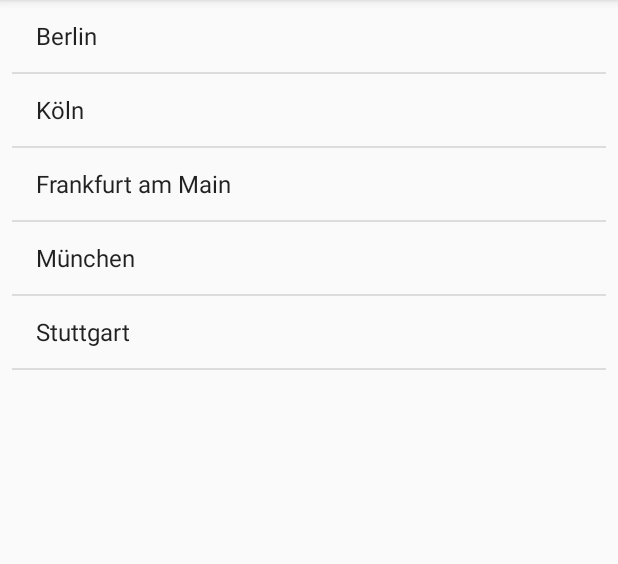
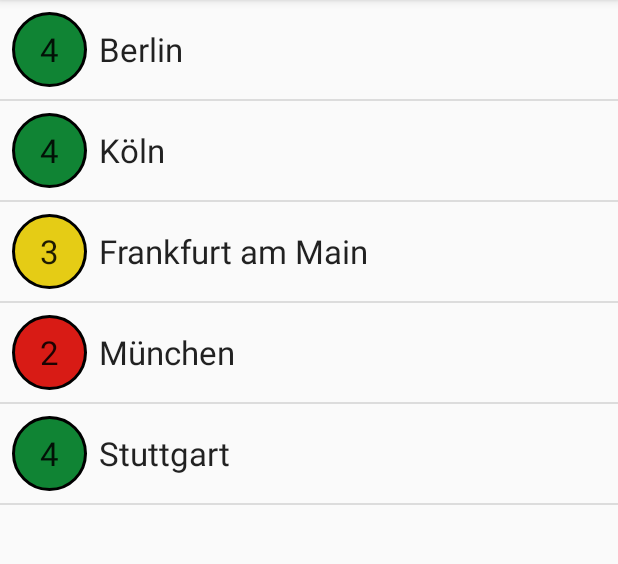
Before and after one commit to Umweltzone/Umweltzone, an Android app: the CitiesFragment screen opened directly, with no data from a screen before it, on a phone screen of 412 x 824 dp, the part 84-648 px from its top. Run offline under Robolectric (Android 15) with nearby library versions, the phone set to English and light mode, and no system bars.

Commit message:
Add zone badge to city row.

```diff
--- /dev/null
+++ b/Umweltzone/src/main/java/de/avpptr/umweltzone/adapters/CityListAdapter.java
@@ -0,0 +1,93 @@
+package de.avpptr.umweltzone.adapters;
+
+
+import android.content.Context;
+import android.content.res.Resources;
+import android.graphics.drawable.ColorDrawable;
+import android.graphics.drawable.GradientDrawable;
+import android.graphics.drawable.LayerDrawable;
+import android.os.Build;
+import android.view.LayoutInflater;
+import android.view.View;
+import android.view.ViewGroup;
+import android.widget.ArrayAdapter;
+import android.widget.TextView;
+
+import de.avpptr.umweltzone.R;
+import de.avpptr.umweltzone.contract.LowEmissionZoneNumbers;
+import de.avpptr.umweltzone.models.LowEmissionZone;
+
+public class CityListAdapter extends ArrayAdapter<LowEmissionZone> {
+
+    protected Context mContext;
+    protected int mResourceId;
+    protected LowEmissionZone[] mLowEmissionZones;
+
+    public CityListAdapter(Context context, int resource, LowEmissionZone[] lowEmissionZones) {
+        super(context, resource, lowEmissionZones);
+        mContext = context;
+        mResourceId = resource;
+        mLowEmissionZones = lowEmissionZones;
+    }
+
+
+    @Override
+    public View getView(int position, View convertView, ViewGroup parent) {
+        View view = convertView;
+        ViewHolder viewHolder;
+        if (view == null) {
+            LayoutInflater inflater =
+                    (LayoutInflater) mContext.getSystemService(Context.LAYOUT_INFLATER_SERVICE);
+            view = inflater.inflate(mResourceId, null);
+            if (view != null) {
+                viewHolder = new ViewHolder();
+                viewHolder.zoneName = (TextView) view.findViewById(R.id.city_row_name);
+                viewHolder.zoneBadge = (TextView) view.findViewById(R.id.city_row_badge);
+                LayerDrawable badgeBackground = (LayerDrawable) viewHolder.zoneBadge.getBackground();
+                if (badgeBackground != null) {
+                    viewHolder.zoneShape =
+                            (GradientDrawable) badgeBackground.findDrawableByLayerId(R.id.zone_shape);
+                }
+                view.setTag(viewHolder);
+            } else {
+                throw new IllegalStateException("City row could be inflated.");
+            }
+        } else {
+            viewHolder = (ViewHolder) view.getTag();
+        }
+        LowEmissionZone lowEmissionZone = mLowEmissionZones[position];
+        viewHolder.zoneName.setText(lowEmissionZone.displayName);
+        int zoneNumber = lowEmissionZone.zoneNumber;
+        viewHolder.zoneBadge.setText(String.valueOf(zoneNumber));
+        int badgeColor = zoneNumberToColor(mContext.getResources(), zoneNumber);
+
+        int sdk = Build.VERSION.SDK_INT;
+        if (sdk < Build.VERSION_CODES.HONEYCOMB) {
+            // Replaces the round badge with a colored square.
+            ColorDrawable colorDrawable = new ColorDrawable(badgeColor);
+            viewHolder.zoneBadge.setBackgroundDrawable(colorDrawable);
+        } else {
+            viewHolder.zoneShape.setColor(badgeColor);
+        }
+        return view;
+    }
+
+    private int zoneNumberToColor(Resources resources, int zoneNumber) {
+        switch (zoneNumber) {
+            case LowEmissionZoneNumbers.RED:
+                return resources.getColor(R.color.city_zone_2);
+            case LowEmissionZoneNumbers.YELLOW:
+                return resources.getColor(R.color.city_zone_3);
+            case LowEmissionZoneNumbers.GREEN:
+                return resources.getColor(R.color.city_zone_4);
+        }
+        return resources.getColor(R.color.city_zone_none);
+    }
+
+    private static class ViewHolder {
+        TextView zoneName;
+        TextView zoneBadge;
+        GradientDrawable zoneShape;
+    }
+
+}
--- /dev/null
+++ b/Umweltzone/src/main/java/de/avpptr/umweltzone/contract/LowEmissionZoneNumbers.java
@@ -0,0 +1,7 @@
+package de.avpptr.umweltzone.contract;
+
+public interface LowEmissionZoneNumbers {
+    public static final int RED = 2;
+    public static final int YELLOW = 3;
+    public static final int GREEN = 4;
+}
--- a/Umweltzone/src/main/java/de/avpptr/umweltzone/fragments/CitiesFragment.java
+++ b/Umweltzone/src/main/java/de/avpptr/umweltzone/fragments/CitiesFragment.java
@@ -1,16 +1,15 @@
 package de.avpptr.umweltzone.fragments;
 
 import android.content.Intent;
+import android.content.res.Resources;
 import android.os.Bundle;
 import android.support.v4.app.ListFragment;
-import android.view.LayoutInflater;
 import android.view.View;
-import android.view.ViewGroup;
-import android.widget.ArrayAdapter;
 import android.widget.ListView;
-import android.widget.Toast;
 
 import de.avpptr.umweltzone.R;
+import de.avpptr.umweltzone.adapters.CityListAdapter;
+import de.avpptr.umweltzone.models.LowEmissionZone;
 import de.avpptr.umweltzone.utils.IntentHelper;
 
 public class CitiesFragment extends ListFragment {
@@ -19,21 +18,30 @@ public class CitiesFragment extends ListFragment {
     public void onActivityCreated(Bundle savedInstanceState) {
         super.onActivityCreated(savedInstanceState);
 
-        String[] cityNames = getResources().getStringArray(R.array.city_names_display_names);
-        ArrayAdapter<String> adapter = new ArrayAdapter<String>(getActivity(),
-                android.R.layout.simple_list_item_1, cityNames);
+        Resources resources = getResources();
+        String[] cityNames = resources.getStringArray(R.array.city_names_values);
+        String[] cityDisplayNames = resources.getStringArray(R.array.city_names_display_names);
+        int[] cityZoneNumbers = resources.getIntArray(R.array.city_zone_value);
+
+        LowEmissionZone[] zones = new LowEmissionZone[cityZoneNumbers.length];
+        for (int i = 0; i < cityNames.length; i++) {
+            final String cityName = cityNames[i];
+            final String cityDisplayName = cityDisplayNames[i];
+            final int cityZoneNumber = cityZoneNumbers[i];
+            LowEmissionZone lowEmissionZone = new LowEmissionZone() {{
+                name = cityName;
+                displayName = cityDisplayName;
+                zoneNumber = cityZoneNumber;
+            }};
+            zones[i] = lowEmissionZone;
+        }
+        CityListAdapter adapter =
+                new CityListAdapter(getActivity(), R.layout.cities_row, zones);
         setListAdapter(adapter);
     }
 
     @Override
-    public View onCreateView(LayoutInflater inflater, ViewGroup container, Bundle savedInstanceState) {
-        return inflater.inflate(R.layout.fragment_cities, container, false);
-    }
-
-    @Override
     public void onListItemClick(ListView listView, View view, int position, long rowId) {
-        String message = listView.getItemAtPosition(position).toString();
-        Toast.makeText(getActivity(), message, Toast.LENGTH_LONG).show();
         String[] cityNameValues = getResources().getStringArray(R.array.city_names_values);
         String cityNameValue = cityNameValues[position];
         Intent intent = IntentHelper.getChangeCityIntent(getActivity(), cityNameValue);
--- /dev/null
+++ b/Umweltzone/src/main/java/de/avpptr/umweltzone/models/LowEmissionZone.java
@@ -0,0 +1,13 @@
+package de.avpptr.umweltzone.models;
+
+import de.avpptr.umweltzone.utils.BoundingBox;
+import de.avpptr.umweltzone.utils.GeoPoint;
+
+public class LowEmissionZone {
+    public String name;
+    public String displayName;
+    public GeoPoint center;
+    public BoundingBox boundingBox;
+    public int zoneNumber;
+
+}
--- /dev/null
+++ b/Umweltzone/src/main/res/drawable/zone_layer.xml
@@ -0,0 +1,8 @@
+<?xml version="1.0" encoding="utf-8"?>
+<layer-list xmlns:android="http://schemas.android.com/apk/res/android">
+
+    <item
+        android:id="@+id/zone_shape"
+        android:drawable="@drawable/zone_shape" />
+
+</layer-list>
--- /dev/null
+++ b/Umweltzone/src/main/res/drawable/zone_shape.xml
@@ -0,0 +1,11 @@
+<?xml version="1.0" encoding="utf-8"?>
+<shape xmlns:android="http://schemas.android.com/apk/res/android"
+       android:shape="oval">
+
+    <solid android:color="@color/city_zone_badge_default_fill_color" />
+
+    <stroke
+        android:width="@dimen/city_zone_badge_stroke_width"
+        android:color="@color/city_zone_badge_default_stroke_color" />
+
+</shape>
--- /dev/null
+++ b/Umweltzone/src/main/res/layout/cities_row.xml
@@ -0,0 +1,17 @@
+<?xml version="1.0" encoding="utf-8"?>
+<LinearLayout xmlns:android="http://schemas.android.com/apk/res/android"
+              android:orientation="horizontal"
+              android:layout_width="match_parent"
+              android:layout_height="match_parent"
+              android:gravity="center_vertical"
+              android:padding="@dimen/big_spacer">
+
+    <TextView
+        android:id="@+id/city_row_badge"
+        style="@style/ZoneBadge" />
+
+    <TextView
+        android:id="@+id/city_row_name"
+        style="@style/ZoneName" />
+
+</LinearLayout>
--- a/Umweltzone/src/main/res/values/arrays.xml
+++ b/Umweltzone/src/main/res/values/arrays.xml
@@ -14,6 +14,13 @@
         <item>@string/city_name_value_munich</item>
         <item>@string/city_name_value_stuttgart</item>
     </string-array>
+    <integer-array name="city_zone_value">
+        <item>@integer/city_zone_value_berlin</item>
+        <item>@integer/city_zone_value_cologne</item>
+        <item>@integer/city_zone_value_frankfurt_main</item>
+        <item>@integer/city_zone_value_munich</item>
+        <item>@integer/city_zone_value_stuttgart</item>
+    </integer-array>
     <array name="geographic_locations">
         <item>@array/geographic_location_berlin</item>
         <item>@array/geographic_location_cologne</item>
--- a/Umweltzone/src/main/res/values/colors.xml
+++ b/Umweltzone/src/main/res/values/colors.xml
@@ -8,4 +8,12 @@
     <color name="faq_question_background">#000000</color>
     <color name="faq_answer_foreground">#000000</color>
     <color name="faq_answer_background">#ffffffff</color>
+
+    <color name="city_zone_none">@android:color/white</color>
+    <color name="city_zone_2">#D81B15</color>
+    <color name="city_zone_3">#E5CC15</color>
+    <color name="city_zone_4">#108434</color>
+    <color name="city_zone_badge_default_fill_color">#888888</color>
+    <color name="city_zone_badge_default_stroke_color">@android:color/black</color>
+
 </resources>
--- a/Umweltzone/src/main/res/values/dimens.xml
+++ b/Umweltzone/src/main/res/values/dimens.xml
@@ -13,5 +13,8 @@
 
     <dimen name="activity_horizontal_margin">@dimen/large_spacer</dimen>
     <dimen name="activity_vertical_margin">@dimen/large_spacer</dimen>
+    <dimen name="city_zone_badge_stroke_width">2dp</dimen>
+    <dimen name="city_zone_badge_width">50dp</dimen>
+    <dimen name="city_zone_badge_height">@dimen/city_zone_badge_width</dimen>
 
 </resources>
--- a/Umweltzone/src/main/res/values/strings.xml
+++ b/Umweltzone/src/main/res/values/strings.xml
@@ -17,6 +17,13 @@
     <string name="city_name_value_frankfurt_main">Frankfurt</string>
     <string name="city_name_value_munich">Munich</string>
     <string name="city_name_value_stuttgart">Stuttgart</string>
+
+    <!-- City name values  -->
+    <integer name="city_zone_value_berlin">4</integer>
+    <integer name="city_zone_value_cologne">4</integer>
+    <integer name="city_zone_value_frankfurt_main">3</integer>
+    <integer name="city_zone_value_munich">2</integer>
+    <integer name="city_zone_value_stuttgart">4</integer>
 
     <!--Action Bar items-->
     <string name="action_settings">Einstellungen</string>
--- a/Umweltzone/src/main/res/values/styles.xml
+++ b/Umweltzone/src/main/res/values/styles.xml
@@ -24,4 +24,19 @@
         <item name="android:layout_centerHorizontal">true</item>
     </style>
 
+    <style name="ZoneBadge" parent="@android:style/TextAppearance.Large">
+        <item name="android:layout_width">@dimen/city_zone_badge_width</item>
+        <item name="android:layout_height">@dimen/city_zone_badge_height</item>
+        <item name="android:gravity">center</item>
+        <item name="android:background">@drawable/zone_layer</item>
+        <item name="android:text">0</item>
+    </style>
+
+    <style name="ZoneName" parent="@android:style/TextAppearance.Large">
+        <item name="android:layout_width">0dp</item>
+        <item name="android:layout_height">wrap_content</item>
+        <item name="android:layout_weight">1</item>
+        <item name="android:layout_marginLeft">@dimen/big_spacer</item>
+    </style>
+
 </resources>
```
